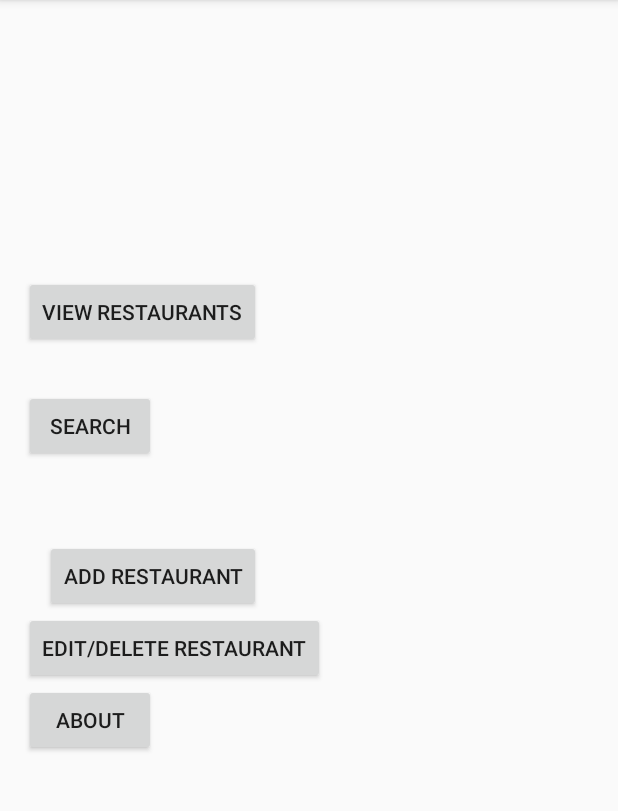
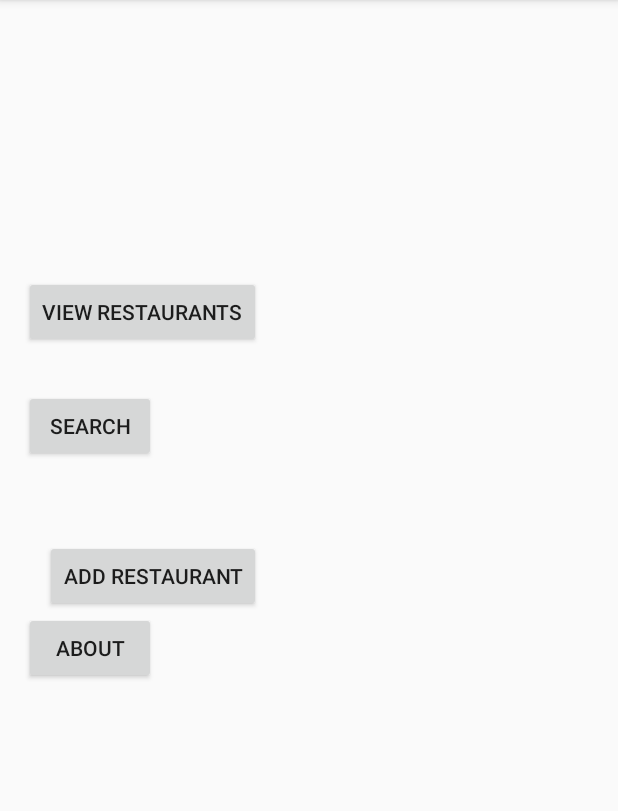
Before and after one commit to j-thiessen/restaurantguide-, an Android app: the screen it shows after launch (MainActivity), on a phone screen of 412 x 824 dp, the part 84-895 px from its top. Run offline under Robolectric (Android 15) with nearby library versions, the phone set to English and light mode, and no system bars.

Commit message:
and again

```diff
--- a/app/src/main/res/layout/activity_main.xml
+++ b/app/src/main/res/layout/activity_main.xml
@@ -27,20 +27,11 @@
     <Button
         android:layout_width="wrap_content"
         android:layout_height="wrap_content"
-        android:text="@string/edit"
-        android:id="@+id/button3"
-        android:layout_below="@+id/button2"
-        android:layout_alignParentLeft="true"
-        android:layout_alignParentStart="true" />
-
-    <Button
-        android:layout_width="wrap_content"
-        android:layout_height="wrap_content"
         android:text="@string/about"
         android:id="@+id/button4"
-        android:layout_below="@+id/button3"
         android:layout_alignParentLeft="true"
-        android:layout_alignParentStart="true" />
+        android:layout_alignParentStart="true"
+        android:layout_below="@+id/button2" />
 
     <Button
         android:layout_width="wrap_content"
```
